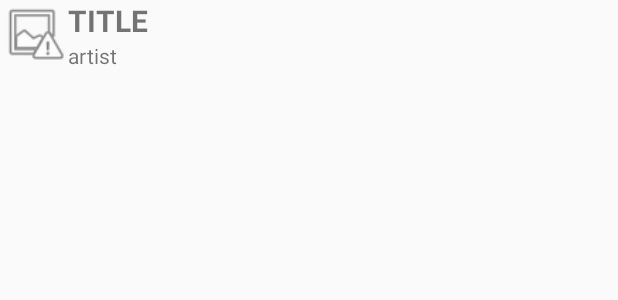
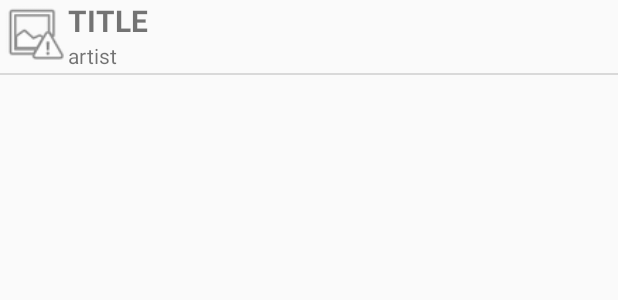
Before and after one commit to attentionrobber/Mingle, an Android app: the layout item_frag_favorite.xml on its own in the app's theme, with its tools: preview values and no code run, on a phone screen of 412 x 824 dp. Shown: the top 300 px of the screen. Run offline under Robolectric (Android 15) with nearby library versions, the phone set to English and light mode, and no system bars.

```diff
--- /dev/null
+++ b/app/src/main/java/com/example/mingle/ui/main/OnBackPressedListener.java
@@ -0,0 +1,5 @@
+package com.example.mingle.ui.main;
+
+public interface OnBackPressedListener {
+    boolean onBackPressed();
+}
--- a/app/src/main/res/layout/item_frag_favorite.xml
+++ b/app/src/main/res/layout/item_frag_favorite.xml
@@ -5,7 +5,8 @@
     android:id="@+id/layout_item"
     android:layout_width="match_parent"
     android:layout_height="50dp"
-    android:orientation="horizontal">
+    android:orientation="horizontal"
+    android:background="@drawable/bg_transparent_underline">
 
     <LinearLayout
         android:layout_width="wrap_content"
```
Also changed, not shown: app/src/main/java/com/example/mingle/MainActivity.java (+16 -2 lines), app/src/main/java/com/example/mingle/ui/main/PlaylistFragment.java (+15 -1 lines).
